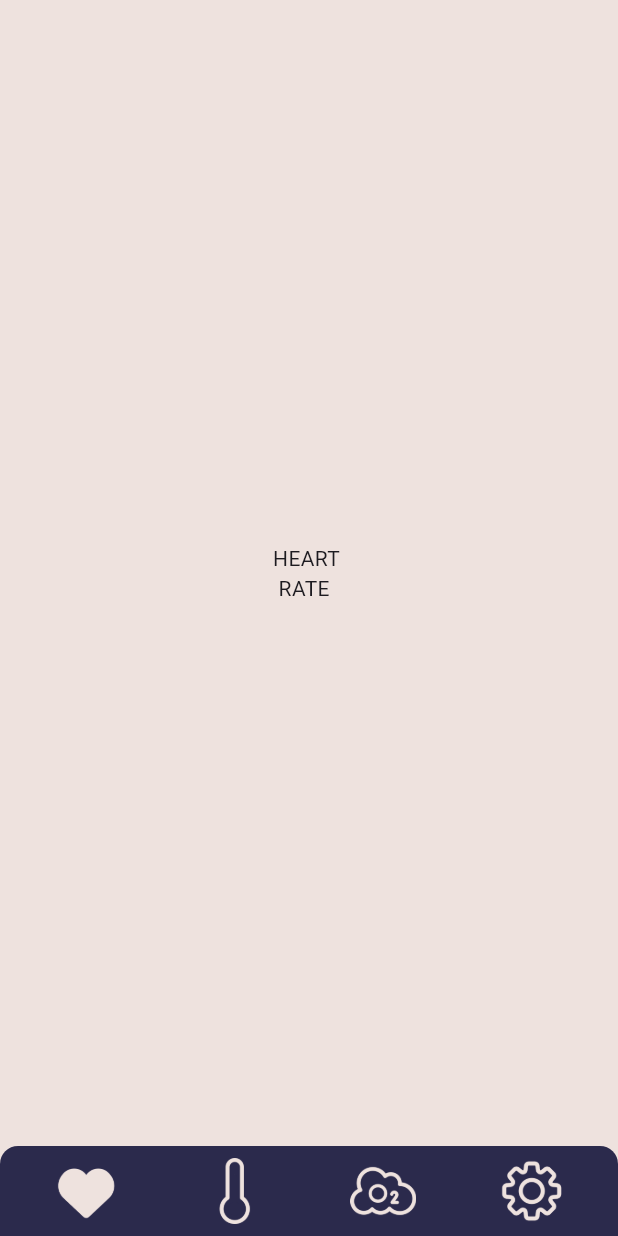
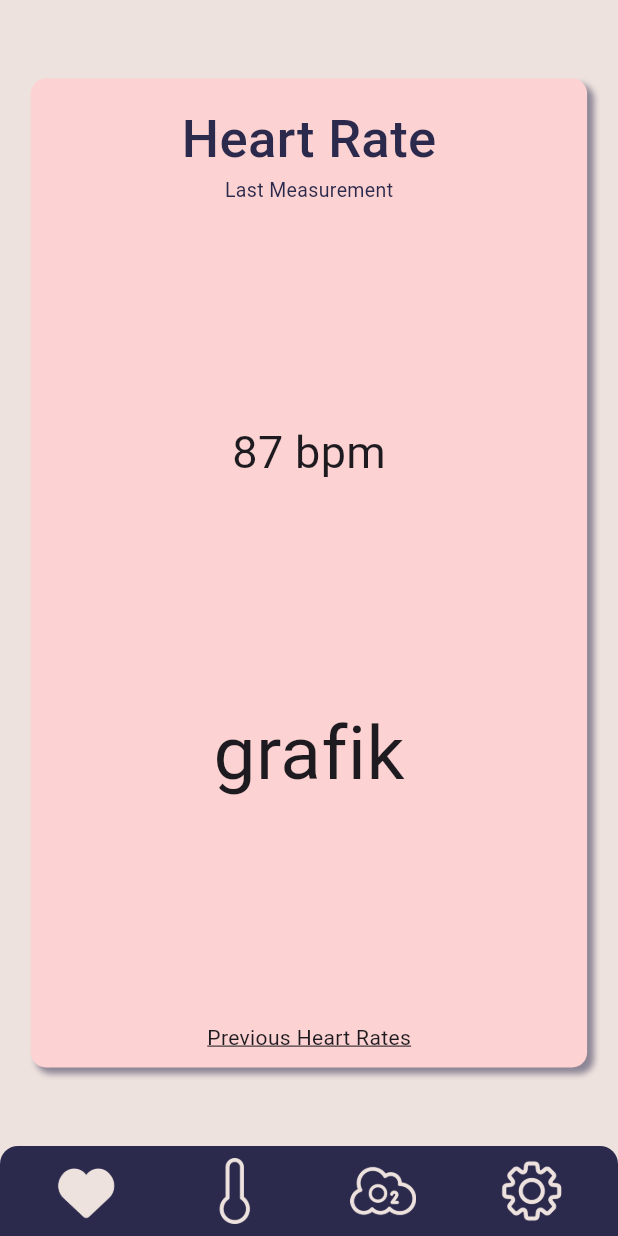
Before and after one commit to Hamza-Bayar-2/Bed-Ridden-Monitor, a Flutter app: the screen it shows after launch, on a phone screen of 412 x 824 dp. Run offline on Flutter 3.47's test engine with Material 3 defaults, Android fonts, the phone set to English and light mode, and no system bars; our stand-ins replace flutter_riverpod.

Commit message:
fire base and ui

```diff
--- a/lib/content/app_colors.dart
+++ b/lib/content/app_colors.dart
@@ -3,4 +3,6 @@ import 'package:flutter/material.dart';
 class AppColors{
   Color darkBlue =  const Color(0xFF2B2A4C);
   Color whiteVariety = const Color(0xFFEEE2DE);
+  Color lightRed = const Color(0xFFFDD2D2);
+  Color red = const Color(0xFFD71313);
 }
--- a/lib/pages/heart_rate_page.dart
+++ b/lib/pages/heart_rate_page.dart
@@ -1,6 +1,8 @@
 import 'package:flutter/cupertino.dart';
 import 'package:flutter/material.dart';
 import 'package:flutter_riverpod/flutter_riverpod.dart';
+
+import '../content/app_colors.dart';
 
 class HeartRatePage extends ConsumerStatefulWidget {
   const HeartRatePage({Key? key}) : super(key: key);
@@ -10,11 +12,84 @@ class HeartRatePage extends ConsumerStatefulWidget {
 }
 
 class _HeartRatePageState extends ConsumerState<HeartRatePage> {
+  var colors = AppColors();
   @override
   Widget build(BuildContext context) {
+    var phoneWidht = MediaQuery.of(context).size.width;
+    var phoneHeight = MediaQuery.of(context).size.height;
     return
       Center(
-        child: Text("HEART \n RATE"),
+        child: Container(
+          width: phoneWidht * 0.9,
+          height: phoneHeight * 0.80,
+          decoration: BoxDecoration(
+            color: colors.lightRed,
+            borderRadius: BorderRadius.all(Radius.circular(10)),
+            boxShadow: [
+              BoxShadow(
+                color: colors.darkBlue.withOpacity(0.5),
+                offset: Offset(4, 4),
+                blurRadius: 3,
+              )
+            ]
+          ),
+          child: Padding(
+            padding: const EdgeInsets.only(top: 15, bottom: 10),
+            child: Column(
+              mainAxisAlignment: MainAxisAlignment.spaceBetween,
+              children: [
+                Column(
+                  children: [
+                    Text(
+                      "Heart Rate",
+                      style: TextStyle(
+                          color: colors.darkBlue,
+                          fontSize: 35,
+                          fontWeight: FontWeight.w500
+                      ),
+                    ),
+                    Text(
+                      "Last Measurement",
+                      style: TextStyle(
+                        color: colors.darkBlue,
+                        fontSize: 13,
+                      ),
+                    )
+                  ],
+                ),
+                Row(
+                  mainAxisAlignment: MainAxisAlignment.center,
+                  children: [
+                    /// Image(image: AssetImage("")),
+                    Text(
+                      "87 bpm",
+                      style: TextStyle(
+                        fontSize: 30,
+                      ),
+                    )
+                  ],
+                ),
+                Text(
+                  "grafik",
+                  style: TextStyle(
+                    fontSize: 50
+                  ),
+                ),
+                GestureDetector(
+                  onTap: () {
+
+                  },
+                  child: const Text(
+                    "Previous Heart Rates",
+                    style: TextStyle(
+                      decoration: TextDecoration.underline,
+                    ),
+                  ),
+                )
+              ],
+            ),
+          ),
+        ),
       );
   }
 }
--- a/lib/pages/navigation_bar.dart
+++ b/lib/pages/navigation_bar.dart
@@ -12,12 +12,13 @@ class CustomBottomNavigationBar extends ConsumerStatefulWidget {
 }
 
 class _CustomBottomNavigationBarState extends ConsumerState<CustomBottomNavigationBar> {
+  var colors = AppColors();
   @override
   Widget build(BuildContext context) {
     return Container(
       height: 60,
       decoration: BoxDecoration(
-        color: AppColors().darkBlue,
+        color: colors.darkBlue,
         borderRadius: const BorderRadius.only(
           topLeft: Radius.circular(12),
           topRight: Radius.circular(12)
--- a/pubspec.yaml
+++ b/pubspec.yaml
@@ -36,6 +36,8 @@ dependencies:
   # The following adds the Cupertino Icons font to your application.
   # Use with the CupertinoIcons class for iOS style icons.
   cupertino_icons: ^1.0.2
+  firebase_database: ^10.4.0
+  firebase_core: ^2.24.2
 
 dev_dependencies:
   flutter_test:
```
Also changed, not shown: pubspec.lock, 3 other files.
